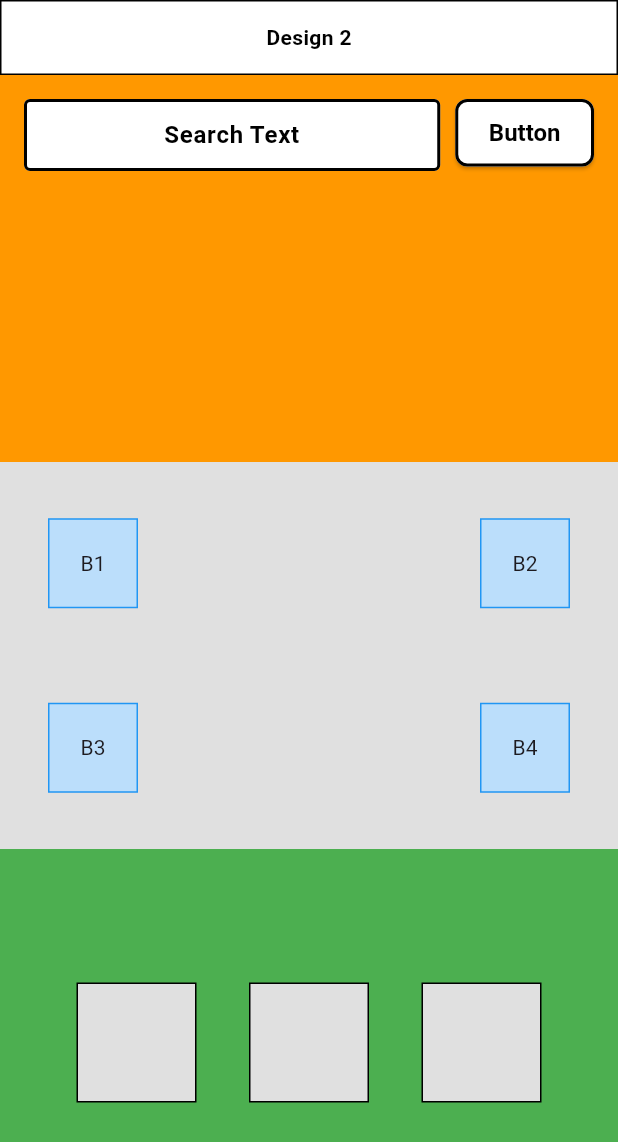
After one commit to jasminpatel033/DesignTask, a Flutter app: the screen it shows after launch, after a tap on "Child", on a phone screen of 412 x 824 dp. The commit adds this screen. Shown: the top 1142 px of the screen. Run offline on Flutter 3.47's test engine with Material 3 defaults, Android fonts, the phone set to English and light mode, and no system bars.

Commit message:
Initial commit

```diff
--- /dev/null
+++ b/lib/design2.dart
@@ -0,0 +1,208 @@
+import 'package:flutter/material.dart';
+
+class Design2 extends StatelessWidget {
+  const Design2({super.key});
+
+  @override
+  Widget build(BuildContext context) {
+    return Scaffold(
+
+                body:SafeArea(
+                               child: Column(
+                               children: [
+
+                  //<--Design2 Hadder-->
+
+                    Container(
+                               height: 50,
+                               alignment: Alignment.center,
+                               decoration: BoxDecoration(
+                               color: Colors.white,
+                               border: Border.all(color: Colors.black, width: 1),
+                             ),
+                               child: Text("Design 2",
+                               style: TextStyle(
+                               color: Colors.black,
+                               fontWeight: FontWeight.bold,
+                             ),
+                             ),
+                             ),
+
+                         // <--Part-1-->
+
+               Expanded(child:
+                   Container(
+                              color: Colors.orange,
+
+                              padding: EdgeInsets.all(16),
+
+                              child: Row(
+                              crossAxisAlignment: CrossAxisAlignment.start,
+                              children: [
+                  Expanded(
+                              flex: 3,
+                              child: TextField(
+                              textAlign: TextAlign.center,
+                              decoration: InputDecoration(
+                              hintText: 'Search Text',
+                              hintStyle: TextStyle(fontWeight: FontWeight.bold,color: Colors.black),
+                              filled: true,
+                              fillColor: Colors.white,
+                              enabledBorder: OutlineInputBorder(
+                              borderSide: BorderSide(color: Colors.black, width: 2),
+                        ),
+                              focusedBorder: OutlineInputBorder(
+                              borderSide:
+                  BorderSide(color: Colors.black, width: 2),
+                        ),
+                              contentPadding:
+                  EdgeInsets.symmetric(vertical: 12, horizontal: 8),
+                        ),
+                        ),
+                        ),
+                  SizedBox(width: 10),
+                  Expanded(
+                               flex: 1,
+                               child: SizedBox(
+                               height: 45,
+                               child: ElevatedButton(
+                               onPressed: () {},
+                               style: ElevatedButton.styleFrom(
+                               backgroundColor: Colors.white,
+                               foregroundColor: Colors.black,
+                               shape: RoundedRectangleBorder(
+                               borderRadius: BorderRadius.circular(8),
+                               side: BorderSide(color: Colors.black,width: 2),
+                        ),
+                                padding: EdgeInsets.symmetric(horizontal: 0),textStyle: TextStyle(fontSize: 16)
+                        ),
+
+                               child: Text('Button',
+                               textAlign: TextAlign.center,style: TextStyle(fontWeight: FontWeight.bold),
+                        ),
+                        ),
+                        ),
+                        ),
+                        ],
+                        ),
+                        ),
+                        ),
+
+                          //<--Part-2-->
+                Expanded(
+                               child: Container(
+                               color: Colors.grey[300],
+                               padding: EdgeInsets.all(16),
+                               child: Column(
+                               mainAxisAlignment: MainAxisAlignment.spaceEvenly,
+                               children: [
+
+                Row(
+                               mainAxisAlignment: MainAxisAlignment.center,
+                               children: [
+                Container(
+                               width: 60,
+                               height: 60,
+                               alignment: Alignment.center,
+                               decoration: BoxDecoration(
+                               color: Colors.blue[100],
+                               border: Border.all(color: Colors.blue),
+                        ),
+                               child: Text('B1'),
+                        ),
+                SizedBox(width: 220),
+                Container(
+                               margin: EdgeInsets.only(left: 8),
+                               width: 60,
+                               height: 60,
+                               alignment: Alignment.center,
+                               decoration: BoxDecoration(
+                               color: Colors.blue[100],
+                               border: Border.all(color: Colors.blue),
+                        ),
+                               child: Text('B2'),
+                        ),
+                        ],
+                        ),
+                 SizedBox(height: 20),
+                 Row(
+                              mainAxisAlignment: MainAxisAlignment.center,
+                              children: [
+                 Container(
+                              width: 60,
+                              height: 60,
+                              alignment: Alignment.center,
+                              decoration: BoxDecoration(
+                              color: Colors.blue[100],
+                              border: Border.all(color: Colors.blue),
+                    ),
+                              child: Text('B3'),
+                    ),
+                SizedBox(width: 220),
+                Container(
+                              margin: EdgeInsets.only(left: 8),
+                              width: 60,
+                              height: 60,
+                              alignment: Alignment.center,
+                              decoration: BoxDecoration(
+                              color: Colors.blue[100],
+                              border: Border.all(color: Colors.blue),
+                    ),
+                              child: Text('B4'),
+                    ),
+                    ],
+                    ),
+                    ],
+                    ),
+                    ),
+                    ),
+
+
+
+                    //<--Part-3-->
+
+            Expanded(child:
+                  Container(
+                               color: Colors.green,
+                               padding: EdgeInsets.all(16),
+                               child: Row(
+                               mainAxisAlignment: MainAxisAlignment.spaceEvenly,
+                               children: [
+                               greyBox(),
+                               greyBox(),
+                               greyBox(),
+                         ],
+                         ),
+                         ),
+                         ),
+                         ],
+                         ),
+                         )
+                         );
+                         }
+
+                  Widget boxButton(String text) {
+                               return Container(
+                               width: 80,
+                               height: 80,
+                               alignment: Alignment.center,
+                               decoration: BoxDecoration(
+                               color: Colors.blue[50],
+                               border: Border.all(color: Colors.blue),
+                               borderRadius: BorderRadius.circular(4),
+                         ),
+                               child: Text(text, style: TextStyle(fontWeight: FontWeight.bold)),
+                         );
+                         }
+
+                  Widget greyBox() {
+                               return Container(
+                               width: 80,
+                               height: 80,
+                               decoration: BoxDecoration(color: Colors.grey[300],
+                               border: Border.all(color: Colors.black, width: 1),),
+
+                         );
+  }
+
+}
--- a/lib/main.dart
+++ b/lib/main.dart
@@ -1,4 +1,5 @@
 import 'package:flutter/material.dart';
+import 'package:myapp/design2.dart';
 
 void main() {
   runApp(const MyApp());
@@ -14,7 +15,7 @@ class MyApp extends StatelessWidget {
       debugShowCheckedModeBanner: false,
       title: 'Flutter Demo',
       theme: ThemeData(
-        colorScheme: ColorScheme.fromSeed(seedColor: Colors.deepPurple),
+      colorScheme: ColorScheme.fromSeed(seedColor: Colors.deepPurple),
       ),
       home: const MyHomePage(title: 'Flutter Demo Home Page'),
     );
@@ -72,6 +73,13 @@ class _MyHomePageState extends State<MyHomePage> {
                     mainAxisAlignment: MainAxisAlignment.start,
                     children: [
             SizedBox(height: 16),
+            GestureDetector(
+                    onTap: (){
+                            Navigator.push(context, MaterialPageRoute(builder: (context) => Design2()),
+                  );
+                  },
+
+                    child:
             Container(
                     width: 60,
                     height: 60,
@@ -81,6 +89,7 @@ class _MyHomePageState extends State<MyHomePage> {
                     style: TextStyle(color: Colors.white),
                                   ),
                                 ),
+                                )
                               ],
                             ),
                           ),
```
